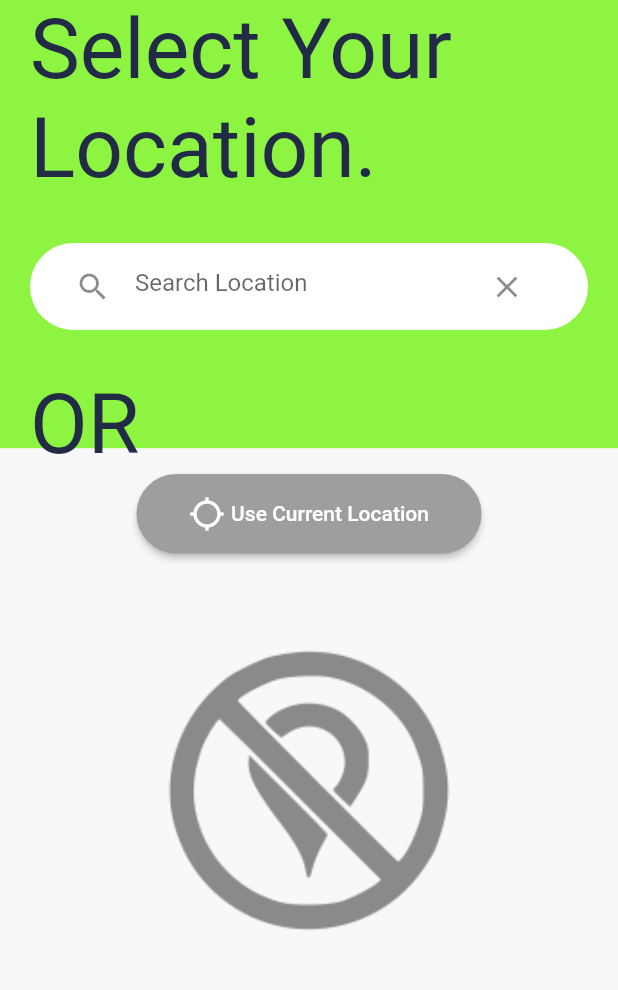
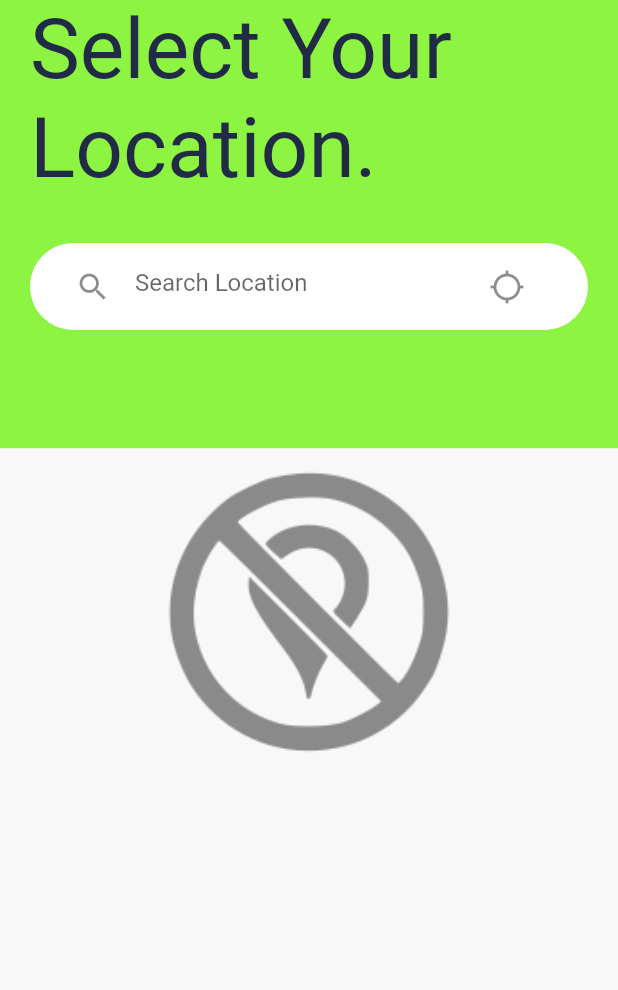
Before and after one commit to Sfuarf/decision_maker_v1, a Flutter app: the screen it shows after launch, on a phone screen of 412 x 824 dp, the part 108-1098 px from its top. Run offline on Flutter 3.47's test engine with Material 2 defaults, Android fonts, the phone set to English and light mode, and no system bars; drawn by our look-alikes of progress_state_button; our stand-ins replace flutter_dotenv, flutter_svg, geolocator, google_maps_flutter.

Commit message:
Use Suffix Icon to get current location

```diff
--- a/lib/blocks/application_block.dart
+++ b/lib/blocks/application_block.dart
@@ -56,7 +56,6 @@ class ApplicationBlock with ChangeNotifier {
   // Functions
 
   setCurrentLocation() async {
-    currentPositionFound = false;
     print('Making it here?');
 
     if (!currentPositionFound) {
--- a/lib/src/screens/start_page.dart
+++ b/lib/src/screens/start_page.dart
@@ -90,15 +90,6 @@ class _StartScreenState extends State<StartScreen> {
                         placeTypeSearch: _textController,
                         applicationBlock: applicationBlock,
                       ),
-                      Text(
-                        'OR',
-                        style: Theme.of(context).textTheme.headline2,
-                      ),
-                      Center(
-                        child: ProgressTrackingButton(
-                          applicationBlock: applicationBlock,
-                        ),
-                      ),
                       Padding(
                         padding: const EdgeInsets.all(8.0),
                         child: GoogleMapsStartPage(
--- a/lib/src/screens/venue_selection_page.dart
+++ b/lib/src/screens/venue_selection_page.dart
@@ -87,7 +87,10 @@ class _VenueSelectionPage extends State<VenueSelectionPage> {
                           color: Colors.grey,
                           shape: BoxShape.circle,
                         ),
-                        child: SvgPicture.asset("assets/icons/menu.svg"),
+                        child: Icon(
+                          Icons.arrow_back,
+                          color: Colors.white,
+                        ),
                       ),
                     ),
                   ),
--- a/lib/widgets/location_search_bar.dart
+++ b/lib/widgets/location_search_bar.dart
@@ -28,12 +28,9 @@ class LocationSearchBar extends StatelessWidget {
               border: InputBorder.none,
               suffixIcon: IconButton(
                   onPressed: () {
-                    placeTypeSearch.clear();
-                    FocusScopeNode currentFocus = FocusScope.of(context);
-
-                    currentFocus.unfocus();
+                    applicationBlock.setCurrentLocation();
                   },
-                  icon: Icon(Icons.clear)),
+                  icon: Icon(Icons.location_searching)),
             ),
           ),
         ),
```
